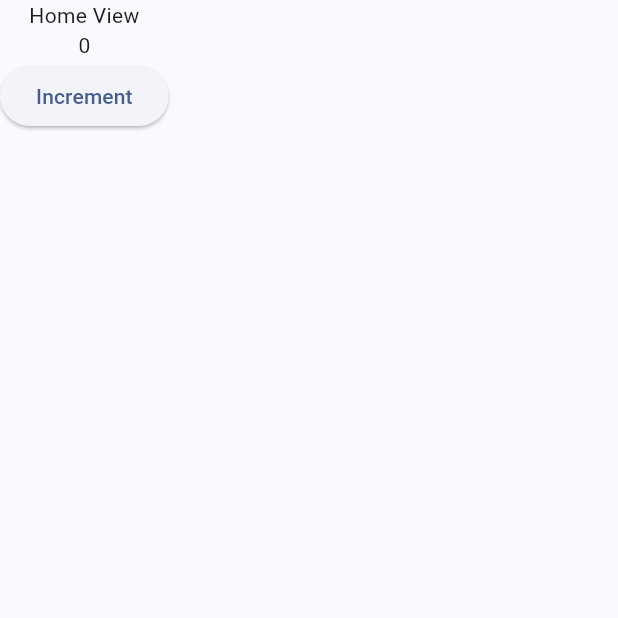
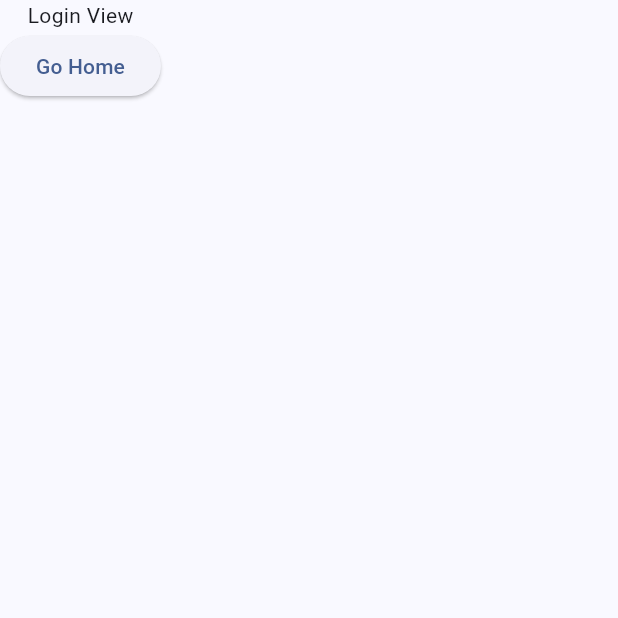
Before and after one commit to vosonha89/flutter-base-template, a Flutter app: the screen it shows after launch, on a phone screen of 412 x 824 dp, the top half of it. Run offline on Flutter 3.47's test engine with Material 3 defaults, Android fonts, the light colour scheme and no system bars.

Commit message:
Add `Login` module with views and logic; introduce route constants and app routing structure. Update `Home` views to include navigation to `Login`. Restructure component imports. Remove outdated `README.md` for `Home` components.

```diff
--- a/lib/app.dart
+++ b/lib/app.dart
@@ -1,5 +1,6 @@
 import 'package:flutter/material.dart';
-import 'package:flutter_base_template/features/home/presentation/home.view.dart';
+import 'package:flutter_base_template/core/constants/routes.constant.dart';
+import 'package:flutter_base_template/route.dart';
 
 class Application extends StatelessWidget {
   const Application({super.key});
@@ -10,11 +11,10 @@ class Application extends StatelessWidget {
     return MaterialApp(
       title: 'Flutter Demo',
       theme: ThemeData(
-        colorScheme: ColorScheme.fromSeed(
-          seedColor: Colors.blueAccent,
-        ),
+        colorScheme: ColorScheme.fromSeed(seedColor: Colors.blueAccent),
       ),
-      home: const HomeView(),
+      initialRoute: RouteNames.login,
+      routes: appRoutes,
     );
   }
 }
--- a/lib/features/home/presentation/components/header.component.dart
+++ b/lib/core/components/layout/components/header.component.dart
@@ -1,5 +1,5 @@
 import 'package:flutter/material.dart';
-import '../../../../core/base/presentation.logic.base.dart';
+import 'package:flutter_base_template/core/base/presentation.logic.base.dart';
 
 class HeaderComponent extends BaseStatelessLogic {
   final String label;
--- a/lib/core/components/layout/layout.component.dart
+++ b/lib/core/components/layout/layout.component.dart
@@ -1,5 +1,5 @@
 import 'package:flutter/material.dart';
-import '../../../features/home/presentation/components/header.component.dart';
+import 'components/header.component.dart';
 import 'layout.logic.dart';
 
 /// A stateful widget that serves as a layout container for child widgets.
--- /dev/null
+++ b/lib/core/constants/routes.constant.dart
@@ -0,0 +1,4 @@
+class RouteNames {
+  static const String login = '/login';
+  static const String home = '/home';
+}
--- a/lib/features/home/domain/home.logic.dart
+++ b/lib/features/home/domain/home.logic.dart
@@ -1,4 +1,6 @@
+import 'package:flutter/material.dart';
 import 'package:flutter_base_template/core/base/presentation.logic.base.dart';
+import 'package:flutter_base_template/core/constants/routes.constant.dart';
 import 'package:flutter_base_template/features/home/presentation/home.view.dart';
 
 class HomeLogic extends BaseStatefulLogic<HomeView> {
@@ -9,4 +11,8 @@ class HomeLogic extends BaseStatefulLogic<HomeView> {
       counter++;
     });
   }
+
+  void goLogin() {
+    Navigator.pushNamed(context, RouteNames.login);
+  }
 }
--- a/lib/features/home/presentation/home.view.dart
+++ b/lib/features/home/presentation/home.view.dart
@@ -1,6 +1,6 @@
 import 'package:flutter/material.dart';
 import 'package:flutter_base_template/core/components/layout/layout.component.dart';
-import '../domain/home.logic.dart';
+import 'package:flutter_base_template/features/home/domain/home.logic.dart';
 
 class HomeView extends StatefulWidget {
   const HomeView({super.key});
@@ -22,6 +22,10 @@ class HomeWidgetState extends HomeLogic {
               onPressed: increment,
               child: Text('Increment', key: Key('increment')),
             ),
+            ElevatedButton(
+              onPressed: goLogin,
+              child: Text('Go Login', key: Key('goLogin')),
+            ),
           ],
         ),
       ],
--- /dev/null
+++ b/lib/features/login/presentation/login.view.dart
@@ -0,0 +1,29 @@
+import 'package:flutter/material.dart';
+import 'package:flutter_base_template/core/components/layout/layout.component.dart';
+import 'package:flutter_base_template/features/login/domain/login.logic.dart';
+
+class LoginView extends StatefulWidget {
+  const LoginView({super.key});
+
+  @override
+  LoginWidgetState createState() => LoginWidgetState();
+}
+
+class LoginWidgetState extends LoginLogic {
+  @override
+  Widget build(BuildContext context) {
+    return LayoutComponent(
+      title: 'Login View',
+      children: [
+        Column(
+          children: [
+            ElevatedButton(
+              onPressed: goHome,
+              child: Text('Go Home', key: Key('goHome')),
+            ),
+          ],
+        ),
+      ],
+    );
+  }
+}
--- /dev/null
+++ b/lib/route.dart
@@ -0,0 +1,8 @@
+import 'package:flutter_base_template/core/constants/routes.constant.dart';
+import 'package:flutter_base_template/features/home/presentation/home.view.dart';
+import 'package:flutter_base_template/features/login/presentation/login.view.dart';
+
+dynamic appRoutes = {
+  RouteNames.login: (context) => const LoginView(),
+  RouteNames.home: (context) => const HomeView(),
+};
```
Also changed, not shown: lib/features/login/domain/login.logic.dart (added, +10 -0 lines), lib/core/constants/values.constant.dart (renamed from lib/core/constants/value.constant.dart), lib/features/login/data/login.model.dart (added), 1 other file.
